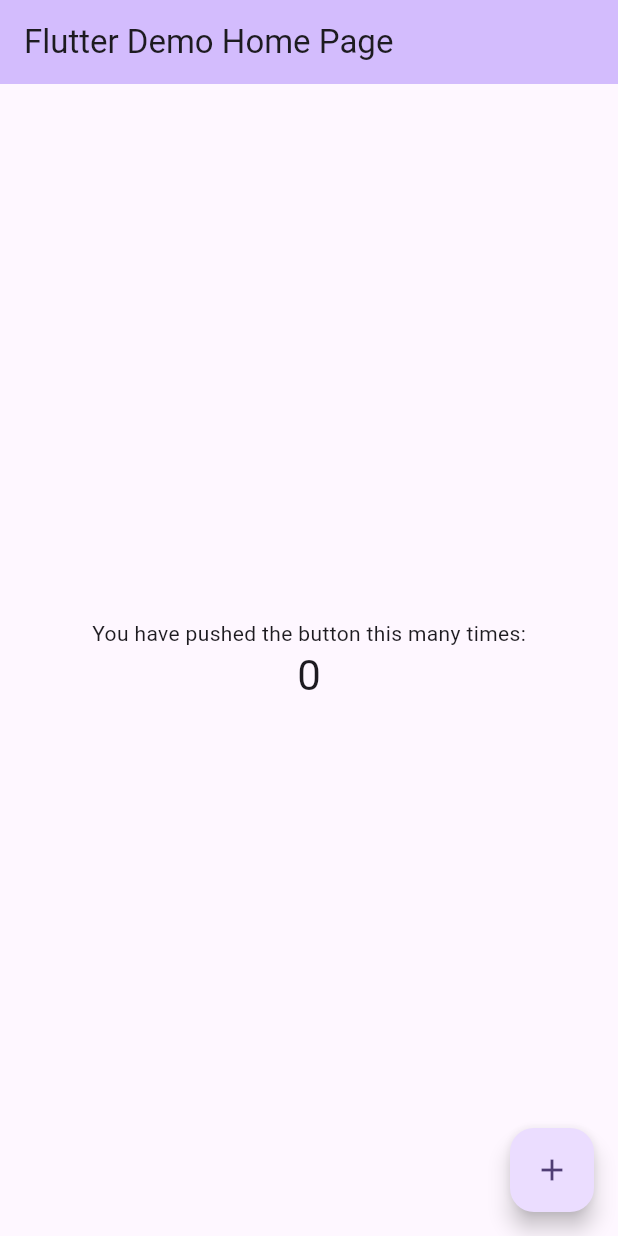
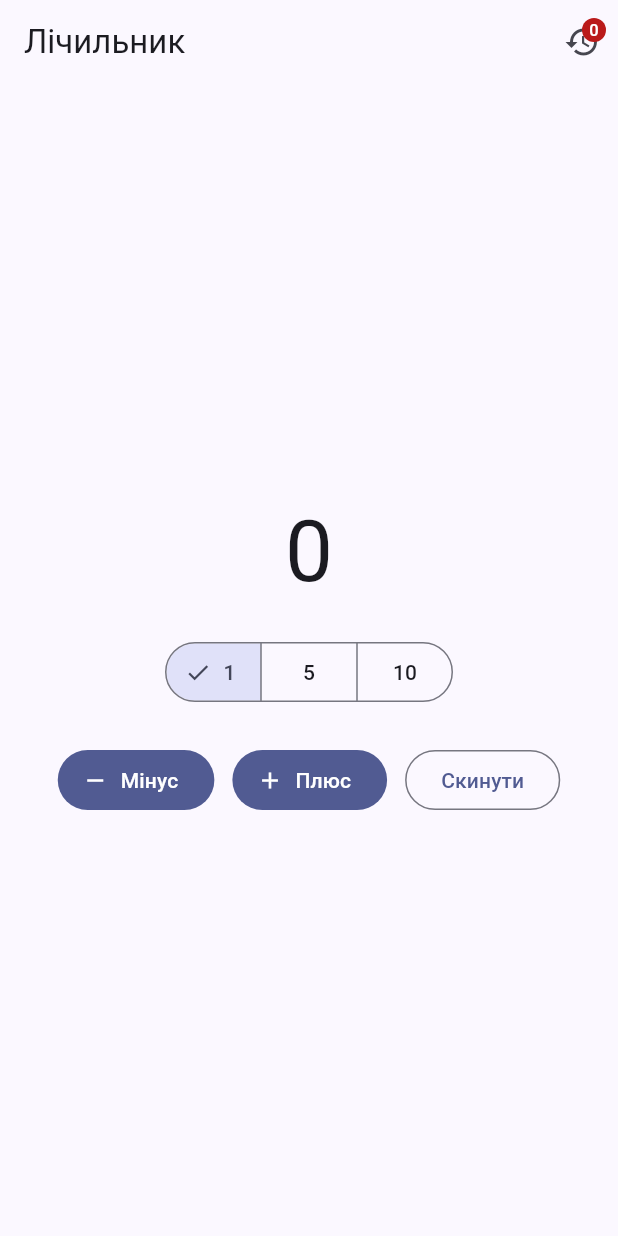
Before and after one commit to Kiter0/Programming-Mobile-Platforms, a Flutter app: the screen it shows after launch, on a phone screen of 412 x 824 dp. Run offline on Flutter 3.47's test engine with Material 3 defaults, Android fonts, the light colour scheme and no system bars; accounts and stored records are empty.

Commit message:
feat: stage 1, lift state to AppShell

```diff
--- a/practice-06-state-management/lib/main.dart
+++ b/practice-06-state-management/lib/main.dart
@@ -1,122 +1,21 @@
 import 'package:flutter/material.dart';
 
-void main() {
-  runApp(const MyApp());
-}
+import 'screens/app_shell.dart';
 
-class MyApp extends StatelessWidget {
-  const MyApp({super.key});
+void main() => runApp(const CounterApp());
 
-  // This widget is the root of your application.
+class CounterApp extends StatelessWidget {
+  const CounterApp({super.key});
+
   @override
   Widget build(BuildContext context) {
     return MaterialApp(
-      title: 'Flutter Demo',
+      title: 'Лічильник з історією',
       theme: ThemeData(
-        // This is the theme of your application.
-        //
-        // TRY THIS: Try running your application with "flutter run". You'll see
-        // the application has a purple toolbar. Then, without quitting the app,
-        // try changing the seedColor in the colorScheme below to Colors.green
-        // and then invoke "hot reload" (save your changes or press the "hot
-        // reload" button in a Flutter-supported IDE, or press "r" if you used
-        // the command line to start the app).
-        //
-        // Notice that the counter didn't reset back to zero; the application
-        // state is not lost during the reload. To reset the state, use hot
-        // restart instead.
-        //
-        // This works for code too, not just values: Most code changes can be
-        // tested with just a hot reload.
-        colorScheme: .fromSeed(seedColor: Colors.deepPurple),
+        colorScheme: ColorScheme.fromSeed(seedColor: Colors.indigo),
+        useMaterial3: true,
       ),
-      home: const MyHomePage(title: 'Flutter Demo Home Page'),
+      home: const AppShell(),
     );
   }
 }
-
-class MyHomePage extends StatefulWidget {
-  const MyHomePage({super.key, required this.title});
-
-  // This widget is the home page of your application. It is stateful, meaning
-  // that it has a State object (defined below) that contains fields that affect
-  // how it looks.
-
-  // This class is the configuration for the state. It holds the values (in this
-  // case the title) provided by the parent (in this case the App widget) and
-  // used by the build method of the State. Fields in a Widget subclass are
-  // always marked "final".
-
-  final String title;
-
-  @override
-  State<MyHomePage> createState() => _MyHomePageState();
-}
-
-class _MyHomePageState extends State<MyHomePage> {
-  int _counter = 0;
-
-  void _incrementCounter() {
-    setState(() {
-      // This call to setState tells the Flutter framework that something has
-      // changed in this State, which causes it to rerun the build method below
-      // so that the display can reflect the updated values. If we changed
-      // _counter without calling setState(), then the build method would not be
-      // called again, and so nothing would appear to happen.
-      _counter++;
-    });
-  }
-
-  @override
-  Widget build(BuildContext context) {
-    // This method is rerun every time setState is called, for instance as done
-    // by the _incrementCounter method above.
-    //
-    // The Flutter framework has been optimized to make rerunning build methods
-    // fast, so that you can just rebuild anything that needs updating rather
-    // than having to individually change instances of widgets.
-    return Scaffold(
-      appBar: AppBar(
-        // TRY THIS: Try changing the color here to a specific color (to
-        // Colors.amber, perhaps?) and trigger a hot reload to see the AppBar
-        // change color while the other colors stay the same.
-        backgroundColor: Theme.of(context).colorScheme.inversePrimary,
-        // Here we take the value from the MyHomePage object that was created by
-        // the App.build method, and use it to set our appbar title.
-        title: Text(widget.title),
-      ),
-      body: Center(
-        // Center is a layout widget. It takes a single child and positions it
-        // in the middle of the parent.
-        child: Column(
-          // Column is also a layout widget. It takes a list of children and
-          // arranges them vertically. By default, it sizes itself to fit its
-          // children horizontally, and tries to be as tall as its parent.
-          //
-          // Column has various properties to control how it sizes itself and
-          // how it positions its children. Here we use mainAxisAlignment to
-          // center the children vertically; the main axis here is the vertical
-          // axis because Columns are vertical (the cross axis would be
-          // horizontal).
-          //
-          // TRY THIS: Invoke "debug painting" (choose the "Toggle Debug Paint"
-          // action in the IDE, or press "p" in the console), to see the
-          // wireframe for each widget.
-          mainAxisAlignment: .center,
-          children: [
-            const Text('You have pushed the button this many times:'),
-            Text(
-              '$_counter',
-              style: Theme.of(context).textTheme.headlineMedium,
-            ),
-          ],
-        ),
-      ),
-      floatingActionButton: FloatingActionButton(
-        onPressed: _incrementCounter,
-        tooltip: 'Increment',
-        child: const Icon(Icons.add),
-      ),
-    );
-  }
-}
--- /dev/null
+++ b/practice-06-state-management/lib/screens/app_shell.dart
@@ -0,0 +1,68 @@
+import 'package:flutter/material.dart';
+
+import '../models/history_entry.dart';
+import 'counter_screen.dart';
+import 'history_screen.dart';
+
+class AppShell extends StatefulWidget {
+  const AppShell({super.key});
+
+  @override
+  State<AppShell> createState() => _AppShellState();
+}
+
+class _AppShellState extends State<AppShell> {
+  int _value = 0;
+  List<HistoryEntry> _history = const [];
+  bool _showHistory = false;
+
+  /// Повертає текст помилки або null, якщо зміна виконана.
+  String? _change(HistoryAction action, int step) {
+    final next = switch (action) {
+      HistoryAction.increment => _value + step,
+      HistoryAction.decrement => _value - step,
+      HistoryAction.reset => 0,
+    };
+    if (next < 0) return 'Значення не може бути меншим за 0';
+    if (next == _value) return null; // «Скинути» при нулі не пишемо в історію
+
+    setState(() {
+      _history = [
+        ..._history,
+        HistoryEntry(
+          time: DateTime.now(),
+          action: action,
+          before: _value,
+          after: next,
+        ),
+      ];
+      _value = next;
+    });
+    return null;
+  }
+
+  void _clearHistory() => setState(() => _history = const []);
+  void _openHistory() => setState(() => _showHistory = true);
+  void _closeHistory() => setState(() => _showHistory = false);
+
+  @override
+  Widget build(BuildContext context) {
+    return IndexedStack(
+      index: _showHistory ? 1 : 0,
+      sizing: StackFit.expand,
+      children: [
+        CounterScreen(
+          value: _value,
+          historyCount: _history.length,
+          onChange: _change,
+          onOpenHistory: _openHistory,
+        ),
+        HistoryScreen(
+          history: _history,
+          onClear: _clearHistory,
+          onBack: _closeHistory,
+        ),
+      ],
+    );
+  }
+}
--- /dev/null
+++ b/practice-06-state-management/lib/screens/counter_screen.dart
@@ -0,0 +1,95 @@
+import 'package:flutter/material.dart';
+
+import '../models/history_entry.dart';
+import '../widgets/history_badge.dart';
+
+typedef ChangeCallback = String? Function(HistoryAction action, int step);
+
+class CounterScreen extends StatefulWidget {
+  final int value;
+  final int historyCount;
+  final ChangeCallback onChange;
+  final VoidCallback onOpenHistory;
+
+  const CounterScreen({
+    super.key,
+    required this.value,
+    required this.historyCount,
+    required this.onChange,
+    required this.onOpenHistory,
+  });
+
+  @override
+  State<CounterScreen> createState() => _CounterScreenState();
+}
+
+class _CounterScreenState extends State<CounterScreen> {
+  int _step = 1; // ефемерний стан: потрібен лише цьому екрану
+
+  void _apply(HistoryAction action) {
+    final error = widget.onChange(action, _step);
+    if (error != null) {
+      ScaffoldMessenger.of(context)
+        ..hideCurrentSnackBar()
+        ..showSnackBar(SnackBar(content: Text(error)));
+    }
+  }
+
+  @override
+  Widget build(BuildContext context) {
+    return Scaffold(
+      appBar: AppBar(
+        title: const Text('Лічильник'),
+        actions: [
+          HistoryBadge(
+            count: widget.historyCount,
+            onPressed: widget.onOpenHistory,
+          ),
+        ],
+      ),
+      body: Center(
+        child: Column(
+          mainAxisSize: MainAxisSize.min,
+          children: [
+            Text(
+              '${widget.value}',
+              style: Theme.of(context).textTheme.displayLarge,
+            ),
+            const SizedBox(height: 24),
+            SegmentedButton<int>(
+              segments: const [
+                ButtonSegment(value: 1, label: Text('1')),
+                ButtonSegment(value: 5, label: Text('5')),
+                ButtonSegment(value: 10, label: Text('10')),
+              ],
+              selected: {_step},
+              onSelectionChanged: (s) => setState(() => _step = s.first),
+            ),
+            const SizedBox(height: 24),
+            Wrap(
+              alignment: WrapAlignment.center,
+              spacing: 12,
+              runSpacing: 12,
+              children: [
+                FilledButton.icon(
+                  onPressed: () => _apply(HistoryAction.decrement),
+                  icon: const Icon(Icons.remove),
+                  label: const Text('Мінус'),
+                ),
+                FilledButton.icon(
+                  onPressed: () => _apply(HistoryAction.increment),
+                  icon: const Icon(Icons.add),
+                  label: const Text('Плюс'),
+                ),
+                OutlinedButton(
+                  onPressed: () => _apply(HistoryAction.reset),
+                  child: const Text('Скинути'),
+                ),
+              ],
+            ),
+          ],
+        ),
+      ),
+    );
+  }
+}
--- /dev/null
+++ b/practice-06-state-management/lib/widgets/history_badge.dart
@@ -0,0 +1,23 @@
+import 'package:flutter/material.dart';
+
+class HistoryBadge extends StatelessWidget {
+  final int count;
+  final VoidCallback? onPressed;
+
+  const HistoryBadge({super.key, required this.count, this.onPressed});
+
+  @override
+  Widget build(BuildContext context) {
+    final badge = Badge(
+      label: Text('$count'),
+      child: const Icon(Icons.history),
+    );
+    if (onPressed == null) {
+      return Padding(
+        padding: const EdgeInsets.symmetric(horizontal: 16),
+        child: badge,
+      );
+    }
+    return IconButton(tooltip: 'Історія', onPressed: onPressed, icon: badge);
+  }
+}
```
Also changed, not shown: practice-06-state-management/lib/screens/history_screen.dart (added, +56 -0 lines).
